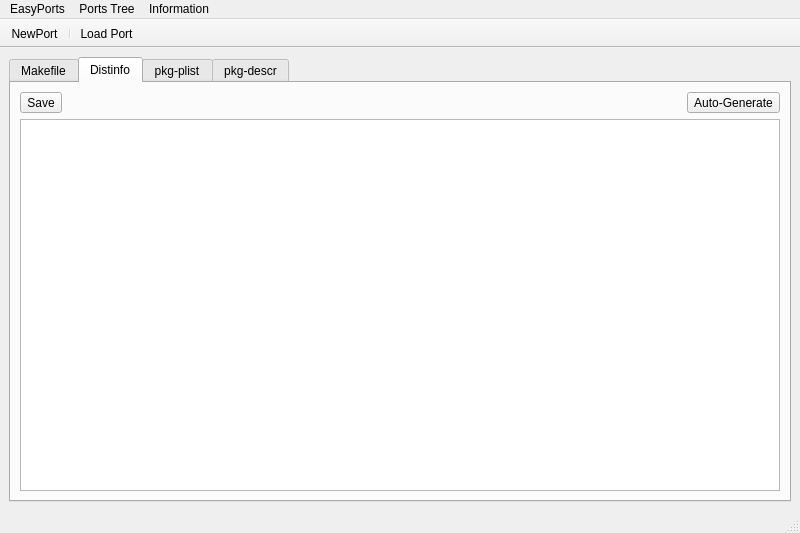
First picture: the form in EasyPort/mainUI.ui, repository pcbsd/pcbsd-projects, before the edit.
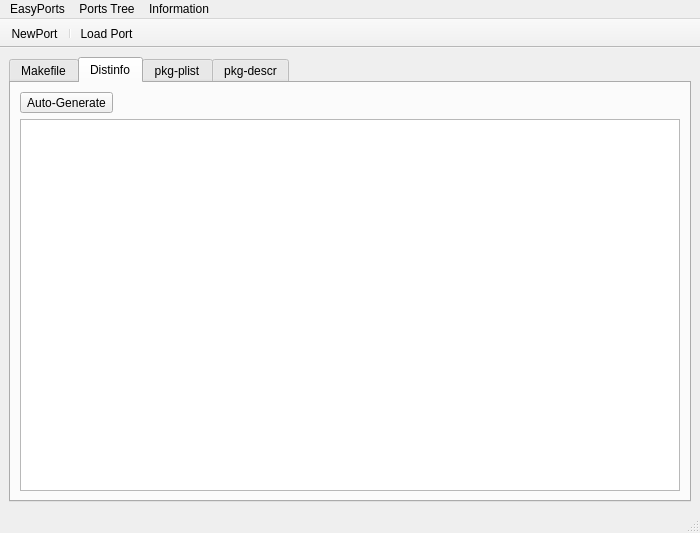
Second picture: the form after the edit. The open tabs and pages were chosen to show the change. Icons and pictures are not drawn.

Patch:
```diff
--- a/EasyPort/mainUI.ui
+++ b/EasyPort/mainUI.ui
@@ -6,7 +6,7 @@
    <rect>
     <x>0</x>
     <y>0</y>
-    <width>800</width>
+    <width>700</width>
     <height>533</height>
    </rect>
   </property>
@@ -153,30 +153,6 @@
        <layout class="QVBoxLayout" name="verticalLayout_3">
         <item>
          <layout class="QHBoxLayout" name="horizontalLayout">
-          <item>
-           <widget class="QToolButton" name="tool_dist_save">
-            <property name="text">
-             <string>Save</string>
-            </property>
-            <property name="icon">
-             <iconset resource="EasyPort.qrc">
-              <normaloff>:/icons/save.png</normaloff>:/icons/save.png</iconset>
-            </property>
-           </widget>
-          </item>
-          <item>
-           <spacer name="horizontalSpacer_2">
-            <property name="orientation">
-             <enum>Qt::Horizontal</enum>
-            </property>
-            <property name="sizeHint" stdset="0">
-             <size>
-              <width>40</width>
-              <height>20</height>
-             </size>
-            </property>
-           </spacer>
-          </item>
           <item>
            <widget class="QToolButton" name="tool_dist_autogen">
             <property name="text">
@@ -191,6 +167,19 @@
             </property>
            </widget>
           </item>
+          <item>
+           <spacer name="horizontalSpacer_2">
+            <property name="orientation">
+             <enum>Qt::Horizontal</enum>
+            </property>
+            <property name="sizeHint" stdset="0">
+             <size>
+              <width>40</width>
+              <height>20</height>
+             </size>
+            </property>
+           </spacer>
+          </item>
          </layout>
         </item>
         <item>
@@ -198,6 +187,9 @@
           <property name="lineWrapMode">
            <enum>QPlainTextEdit::NoWrap</enum>
           </property>
+          <property name="readOnly">
+           <bool>true</bool>
+          </property>
          </widget>
         </item>
        </layout>
@@ -319,7 +311,7 @@
     <rect>
      <x>0</x>
      <y>0</y>
-     <width>800</width>
+     <width>700</width>
      <height>20</height>
     </rect>
    </property>
```
